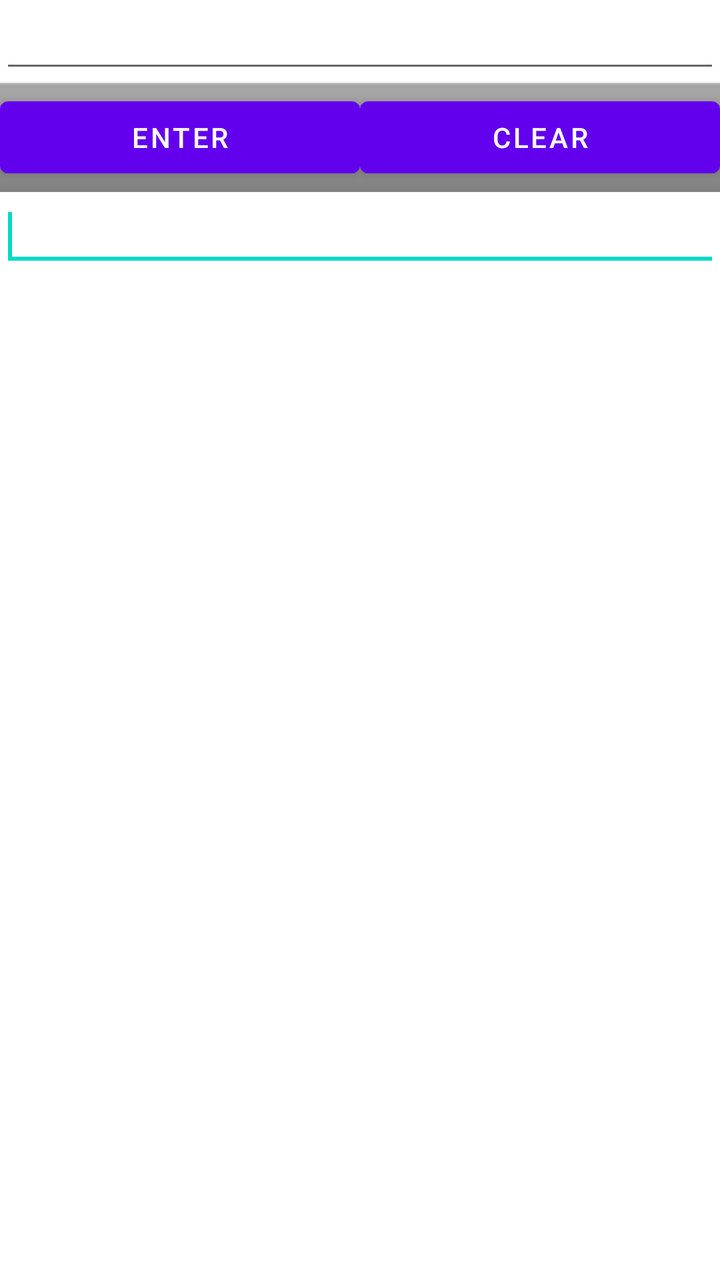
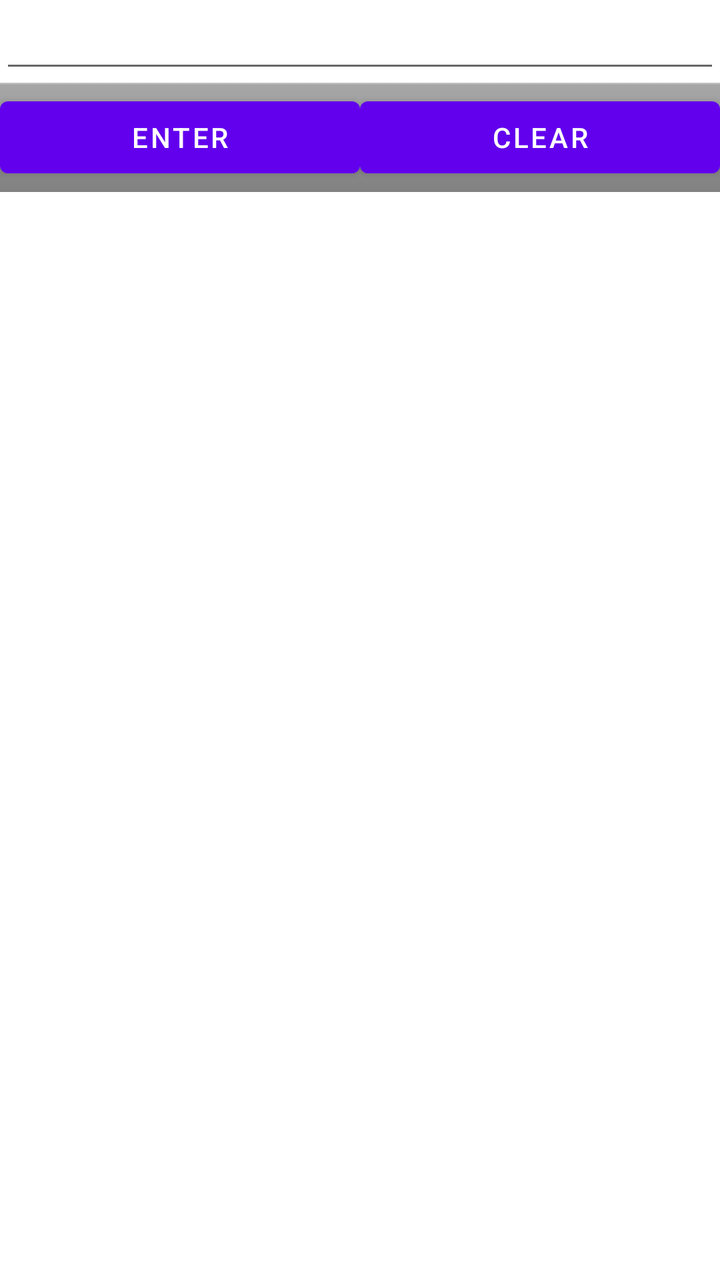

Two renders of the same Android screen: before a commit and after it. Below are the layout's source before the change and the commit's diff.
<!-- AndroidManifest.xml: fallback theme Theme.MaterialComponents.DayNight.NoActionBar -->
<!-- res/layout/main.xml -->
<?xml version="1.0" encoding="utf-8"?>
<ScrollView 
    xmlns:android="http://schemas.android.com/apk/res/android"
    android:id="@+id/scrollViewMain"
    android:layout_width="fill_parent"
    android:layout_height="fill_parent"
    android:fillViewport="true">
  <LinearLayout 
      xmlns:android="http://schemas.android.com/apk/res/android"
      android:id="@+id/paridroidInput"
      android:orientation="vertical"
      android:layout_width="fill_parent"
      android:layout_height="fill_parent" >
    <EditText 
	android:id="@+id/inputText"
	android:layout_width="fill_parent"
	android:layout_height="wrap_content"
	android:scrollbars="vertical">
    </EditText>
    <LinearLayout 
	android:layout_width="fill_parent"
	android:layout_height="wrap_content"
	android:background="@android:drawable/bottom_bar"
	android:gravity="center_vertical">
      <Button 
	  android:id="@+id/enterButton"
	  android:layout_width="0dip"
	  android:layout_height="wrap_content"
	  android:layout_weight="1.0"
	  android:text="Enter"/>
      <Button
	  android:id="@+id/clearButton"
	  android:layout_width="0dip"
	  android:layout_height="wrap_content"
	  android:layout_weight="1.0"
	  android:text="Clear"/>
    </LinearLayout>
    <EditText 
	android:id="@+id/outputText"
	android:layout_width="fill_parent"
	android:layout_height="wrap_content"
	android:scrollbars="vertical">
	<requestFocus></requestFocus>
    </EditText>
    <ListView
	android:id="@+id/historyList"
	android:layout_width="fill_parent"
	android:layout_height="fill_parent"/>
  </LinearLayout>
</ScrollView>
<!-- resources referenced by this layout -->
<resources>

</resources>

<!-- the commit's change to res/layout/main.xml (unified diff, before → after) -->
@@ -35,13 +35,6 @@
 	  android:layout_weight="1.0"
 	  android:text="Clear"/>
     </LinearLayout>
-    <EditText 
-	android:id="@+id/outputText"
-	android:layout_width="fill_parent"
-	android:layout_height="wrap_content"
-	android:scrollbars="vertical">
-	<requestFocus></requestFocus>
-    </EditText>
     <ListView
 	android:id="@+id/historyList"
 	android:layout_width="fill_parent"
